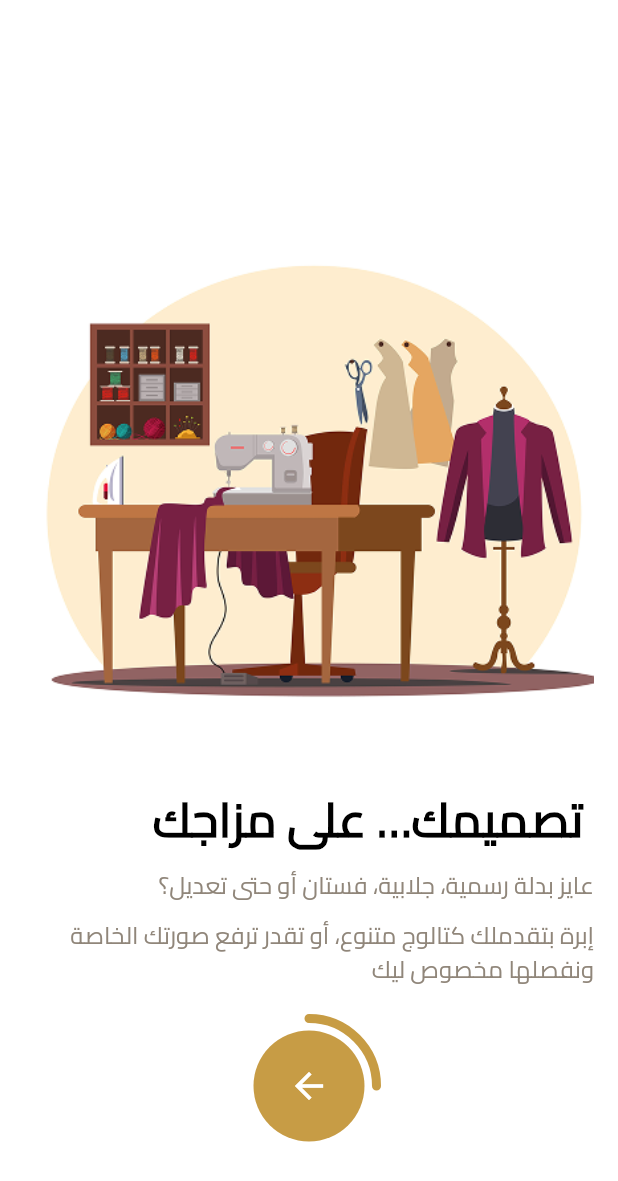
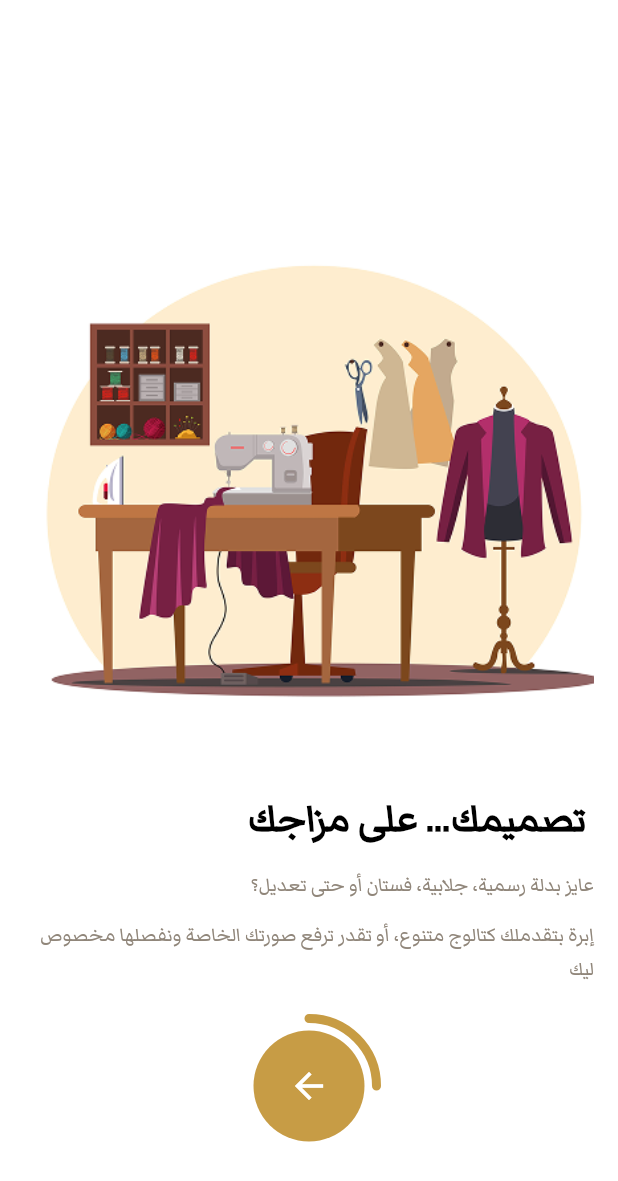
Before and after one commit to MahmoudDahy11/ebra, a Flutter app: the screen it shows after launch, on a phone screen of 412 x 824 dp. Shown: the top 1181 px of the screen. Run offline on Flutter 3.47's test engine with Material 3 defaults, Android fonts, the phone set to English and light mode, and no system bars; our stand-ins replace awesome_dialog, bloc, cloud_firestore, dartz, equatable, firebase_auth and 7 more; missing offline and left inert: mailer; accounts and stored records are empty.

Commit message:
add new font

```diff
--- a/lib/core/constant/app_const.dart
+++ b/lib/core/constant/app_const.dart
@@ -7,7 +7,7 @@ const double sectionSpace = 40;
 const double itemSpace = 10;
 const double pagePadding = 16;
 
-const String fontFamily = "Cairo";
+const String fontFamily = "MarkaziText";
 const String boxName = 'userBox';
 
 const String splash = '/';
--- a/pubspec.yaml
+++ b/pubspec.yaml
@@ -101,9 +101,9 @@ flutter:
         - asset: assets/fonts/Cairo-Regular.ttf
   #       - asset: fonts/Schyler-Italic.ttf
   #         style: italic
-  #   - family: Trajan Pro
-  #     fonts:
-  #       - asset: fonts/TrajanPro.ttf
+    - family: MarkaziText
+      fonts:
+        - asset: assets/fonts/MarkaziText-Regular.ttf
   #       - asset: fonts/TrajanPro_Bold.ttf
   #         weight: 700
   #
```
Also changed, not shown: assets/fonts/MarkaziText-Bold.ttf (added), assets/fonts/MarkaziText-Medium.ttf (added), assets/fonts/MarkaziText-Regular.ttf (added), assets/fonts/MarkaziText-SemiBold.ttf (added).
